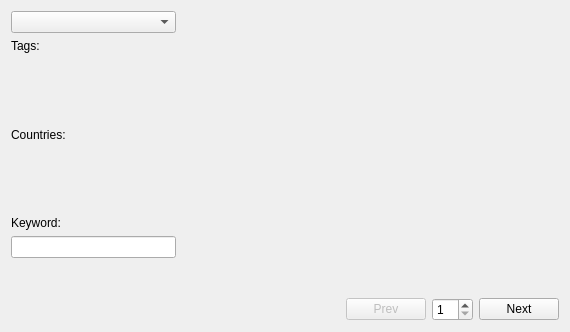
Before: the Qt Designer form src/reslibrary.ui in coslyk/moonplayer, drawn with Qt 5.
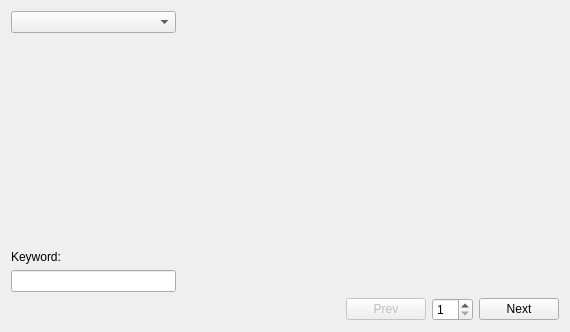
After: the same form once the commit is applied.

The edit to the form file:
```diff
--- a/src/reslibrary.ui
+++ b/src/reslibrary.ui
@@ -14,57 +14,16 @@
    <string>Form</string>
   </property>
   <layout class="QGridLayout" name="gridLayout">
-   <item row="0" column="0" rowspan="2">
+   <item row="0" column="0">
     <layout class="QVBoxLayout" name="verticalLayout">
      <item>
       <widget class="QComboBox" name="pluginComboBox"/>
      </item>
      <item>
-      <widget class="QLabel" name="label">
-       <property name="text">
-        <string>Tags:</string>
-       </property>
-      </widget>
-     </item>
-     <item>
-      <widget class="QStackedWidget" name="tagStackedWidget">
+      <widget class="QStackedWidget" name="stackedWidget">
        <property name="maximumSize">
         <size>
-         <width>200</width>
-         <height>16777215</height>
-        </size>
-       </property>
-      </widget>
-     </item>
-     <item>
-      <widget class="QLabel" name="label_2">
-       <property name="text">
-        <string>Countries:</string>
-       </property>
-      </widget>
-     </item>
-     <item>
-      <widget class="QStackedWidget" name="countryStackedWidget">
-       <property name="maximumSize">
-        <size>
-         <width>200</width>
-         <height>16777215</height>
-        </size>
-       </property>
-      </widget>
-     </item>
-     <item>
-      <widget class="QLabel" name="label_3">
-       <property name="text">
-        <string>Keyword:</string>
-       </property>
-      </widget>
-     </item>
-     <item>
-      <widget class="QLineEdit" name="keyLineEdit">
-       <property name="maximumSize">
-        <size>
-         <width>200</width>
+         <width>220</width>
          <height>16777215</height>
         </size>
        </property>
@@ -83,6 +42,23 @@
        </property>
       </spacer>
      </item>
+     <item>
+      <widget class="QLabel" name="label">
+       <property name="text">
+        <string>Keyword:</string>
+       </property>
+      </widget>
+     </item>
+     <item>
+      <widget class="QLineEdit" name="keyLineEdit">
+       <property name="maximumSize">
+        <size>
+         <width>220</width>
+         <height>16777215</height>
+        </size>
+       </property>
+      </widget>
+     </item>
     </layout>
    </item>
    <item row="1" column="1">
```
Left out of the diff: 20 changed lines with no effect on the pictures.
